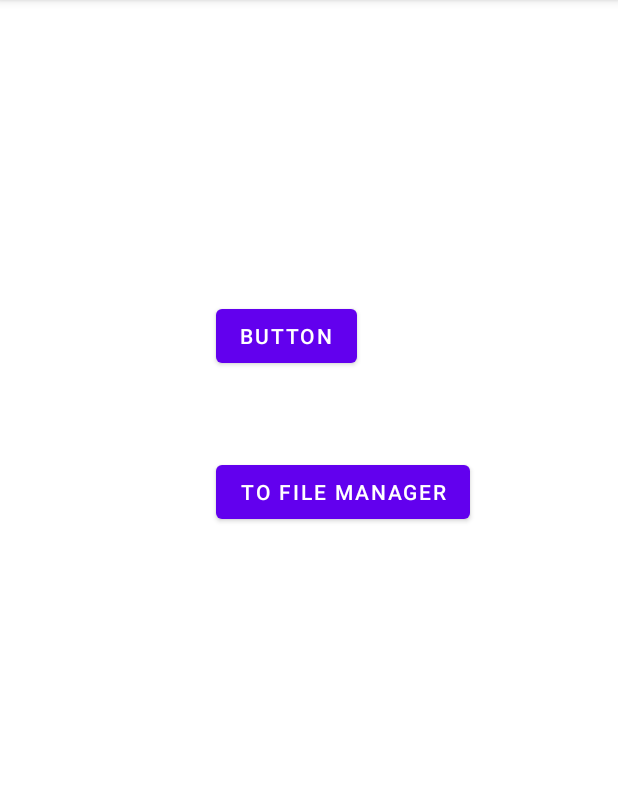
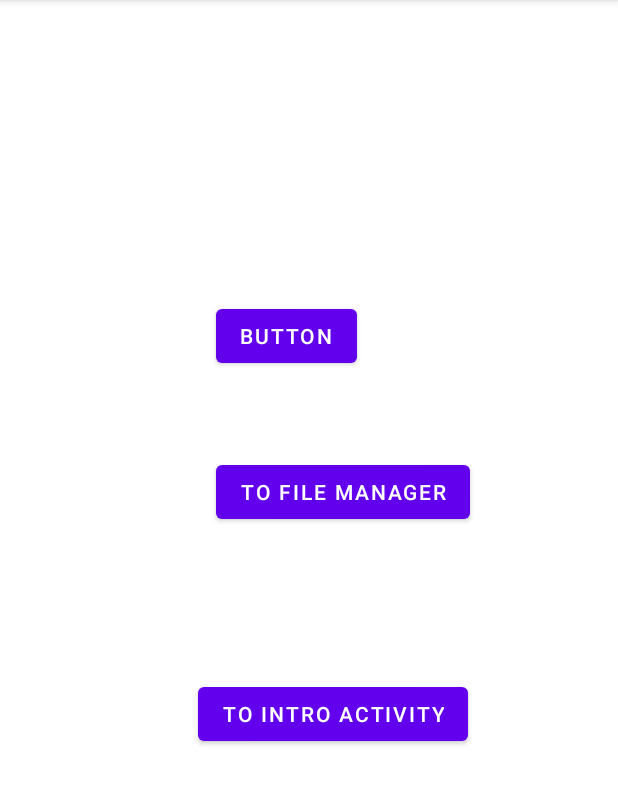
Before and after one commit to bchooxg/CSIT321, an Android app: the screen it shows after launch (MainActivity), on a phone screen of 412 x 824 dp, the part 84-889 px from its top. Run offline under Robolectric (Android 15) with nearby library versions, the phone set to English and light mode, and no system bars.

Commit message:
Added intro and pictures

```diff
--- a/app/src/main/java/com/example/firstapp/MainActivity.kt
+++ b/app/src/main/java/com/example/firstapp/MainActivity.kt
@@ -1,22 +1,33 @@
 package com.example.firstapp
 
+import android.content.Context
 import android.content.Intent
 import androidx.appcompat.app.AppCompatActivity
 import android.os.Bundle
+import android.util.Log
 import android.view.Menu
 import android.widget.Button
-import android.widget.TextView
 import androidx.appcompat.widget.Toolbar
+
 
 class MainActivity : AppCompatActivity() {
 
-
     override fun onCreate(savedInstanceState: Bundle?) {
+        // Set up the view
         super.onCreate(savedInstanceState)
         setContentView(R.layout.activity_main)
 
         val toolbar = findViewById<Toolbar>(R.id.toolbar)
         setSupportActionBar(toolbar)
+
+        // Set up shared preferences
+        val sharedPreferences = getSharedPreferences("com.example.firstapp", Context.MODE_PRIVATE)
+        val preferenceManager = PreferenceManager(sharedPreferences)
+        val username = preferenceManager.checkUsername()
+        Log.v("MainActivity", "Username: $username")
+
+
+        // Add logic
 
         val btn = findViewById<Button>(R.id.button);
         btn.setOnClickListener {
@@ -32,6 +43,13 @@ class MainActivity : AppCompatActivity() {
             startActivity(intent)
         }
 
+        val btn3 = findViewById<Button>(R.id.button3);
+        btn3.setOnClickListener {
+            val intent = Intent(this, IntroActivity::class.java)
+            intent.putExtra("key", "Test")
+            startActivity(intent)
+        }
+
     }
 
     override fun onCreateOptionsMenu(menu: Menu?): Boolean {
--- a/app/src/main/java/com/example/firstapp/passwordScreen.kt
+++ b/app/src/main/java/com/example/firstapp/passwordScreen.kt
@@ -19,8 +19,8 @@ class passwordScreen : AppCompatActivity() {
         // check if password in shared preferences is set
         fun checkPassword(): Boolean {
             val sharedPref = getSharedPreferences("password", MODE_PRIVATE)
-            val password = sharedPref.getString("password", "0000")
-            return password != "0000"
+            val password = sharedPref.getString("password", "-1")
+            return password != "-1"
         }
 
         // Set Up Password Flow for First Time flow
--- a/app/src/main/res/layout/activity_file_list.xml
+++ b/app/src/main/res/layout/activity_file_list.xml
@@ -2,8 +2,7 @@
 <RelativeLayout xmlns:app="http://schemas.android.com/apk/res-auto"
     android:layout_width="match_parent"
     android:layout_height="match_parent"
-    xmlns:android="http://schemas.android.com/apk/res/android"
-    xmlns:tools="http://schemas.android.com/tools">
+    xmlns:android="http://schemas.android.com/apk/res/android">
     <include
         android:id="@+id/toolbar"
         layout="@layout/new_toolbar" />
--- a/app/src/main/res/layout/activity_main.xml
+++ b/app/src/main/res/layout/activity_main.xml
@@ -30,4 +30,14 @@
         android:text="To File Manager"
         app:layout_constraintStart_toStartOf="parent"
         app:layout_constraintTop_toTopOf="parent" />
+
+    <Button
+        android:id="@+id/button3"
+        android:layout_width="wrap_content"
+        android:layout_height="wrap_content"
+        android:layout_marginStart="132dp"
+        android:layout_marginTop="100dp"
+        android:text="To intro activity"
+        app:layout_constraintStart_toStartOf="parent"
+        app:layout_constraintTop_toBottomOf="@+id/button2" />
 </androidx.constraintlayout.widget.ConstraintLayout>
--- /dev/null
+++ b/app/src/main/res/values-land/dimens.xml
@@ -0,0 +1,3 @@
+<resources>
+    <dimen name="fab_margin">48dp</dimen>
+</resources>
--- /dev/null
+++ b/app/src/main/res/values-w1240dp/dimens.xml
@@ -0,0 +1,3 @@
+<resources>
+    <dimen name="fab_margin">200dp</dimen>
+</resources>
--- /dev/null
+++ b/app/src/main/res/values-w600dp/dimens.xml
@@ -0,0 +1,3 @@
+<resources>
+    <dimen name="fab_margin">48dp</dimen>
+</resources>
--- /dev/null
+++ b/app/src/main/res/values/dimens.xml
@@ -0,0 +1,3 @@
+<resources>
+    <dimen name="fab_margin">16dp</dimen>
+</resources>
```
Also changed, not shown: app/build.gradle (+10 -0 lines), app/src/main/AndroidManifest.xml (+6 -2 lines), app/src/main/java/com/example/firstapp/IntroActivity.kt (added, +56 -0 lines), app/src/main/java/com/example/firstapp/PreferenceManager.kt (added, +46 -0 lines), app/src/main/res/layout/activity_intro.xml (added, +8 -0 lines), app/src/main/res/values/strings.xml (+9 -0 lines), app/src/main/res/values/themes.xml (+9 -0 lines), app/src/main/res/drawable-v24/privacy.png (added), app/src/main/res/drawable-v24/security.png (added), app/src/main/res/font/open_sans.ttf (added).
